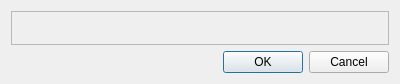
Old version of the form MiniZincIDE/paramdialog.ui in the repository MiniZinc/MiniZincIDE.
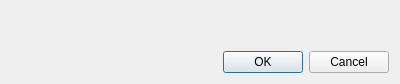
New version of the form.

Patch:
```diff
--- a/MiniZincIDE/paramdialog.ui
+++ b/MiniZincIDE/paramdialog.ui
@@ -20,7 +20,7 @@
    <item>
     <widget class="QFrame" name="frame">
      <property name="frameShape">
-      <enum>QFrame::StyledPanel</enum>
+      <enum>QFrame::NoFrame</enum>
      </property>
      <property name="frameShadow">
       <enum>QFrame::Raised</enum>
```
